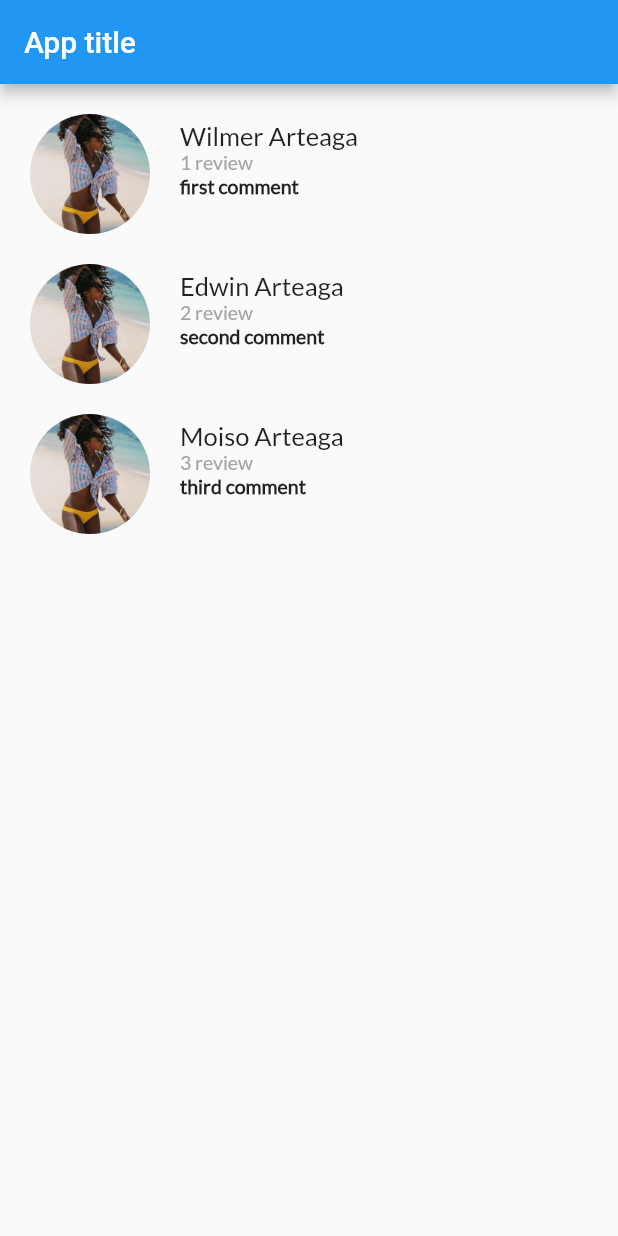
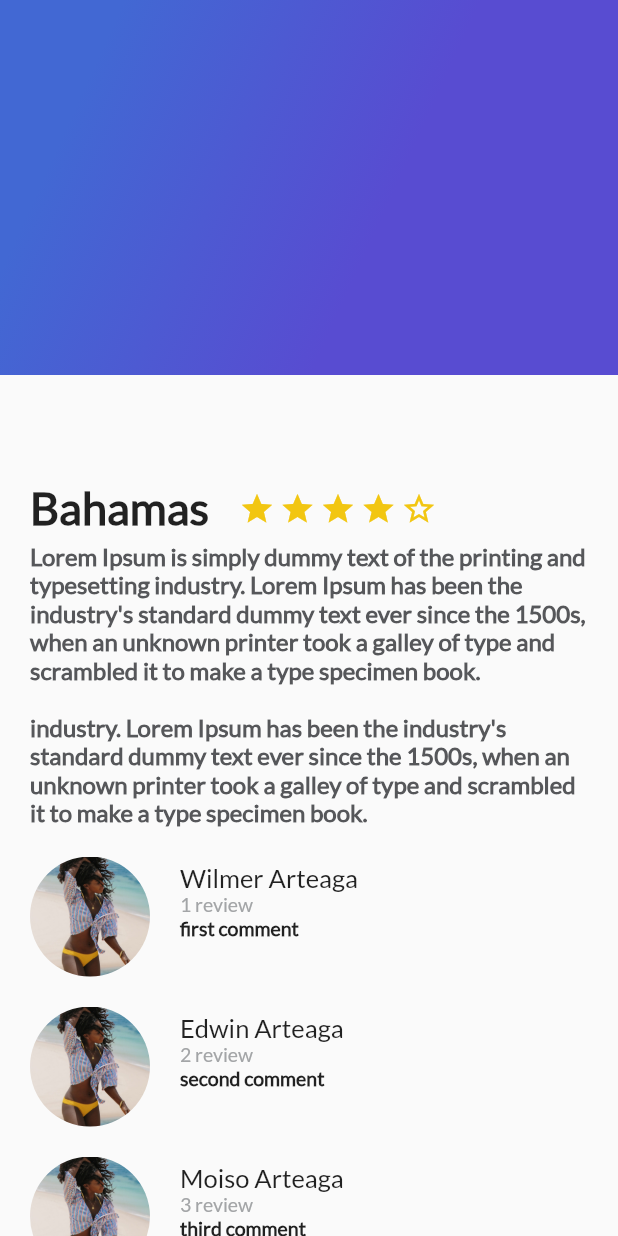
Before and after one commit to killerwilmer/flutter, a Flutter app: the screen it shows after launch, on a phone screen of 412 x 824 dp. Run offline on Flutter 3.47's test engine with Material 2 defaults, Android fonts, the phone set to English and light mode, and no system bars.

Commit message:
Added gradient back with stack

```diff
--- /dev/null
+++ b/platzi/Curso_de_Flutter/trips_app/lib/gradient_back.dart
@@ -0,0 +1,23 @@
+import 'package:flutter/material.dart';
+
+class GradientBack extends StatelessWidget {
+  @override
+  Widget build(BuildContext context) {
+    return Container(
+      height: 250.0,
+      decoration: BoxDecoration(
+        gradient: LinearGradient(
+          colors: [
+            Color(0xFF4268D3),
+            Color(0xFF584CD1)
+          ],
+          begin: FractionalOffset(0.2, 0.0),
+          end: FractionalOffset(1.0, 0.6),
+          stops: [0.0, 0.6],
+          tileMode: TileMode.clamp
+        )
+      ),
+    );
+  }
+
+}
--- a/platzi/Curso_de_Flutter/trips_app/lib/main.dart
+++ b/platzi/Curso_de_Flutter/trips_app/lib/main.dart
@@ -1,6 +1,7 @@
 import 'package:flutter/material.dart';
 import 'description_place.dart';
 import 'review-list.dart';
+import 'gradient_back.dart';
 
 void main() => runApp(MyApp());
 
@@ -22,11 +23,18 @@ class MyApp extends StatelessWidget {
         primarySwatch: Colors.blue,
       ),
       home: Scaffold(
-        appBar: AppBar(
-          title: Text("App title"),
+        //body: new DescriptionPlace("Bahamas", 4, descriptionDummy),
+        body: Stack(
+          children: <Widget>[
+            ListView(
+              children: <Widget>[
+                DescriptionPlace("Bahamas", 4, descriptionDummy),
+                ReviewList()
+              ],
+            ),
+            GradientBack()
+          ],
         ),
-        //body: new DescriptionPlace("Bahamas", 4, descriptionDummy),
-        body: ReviewList(),
       )
     );
   }
--- a/platzi/Curso_de_Flutter/trips_app/lib/review-list.dart
+++ b/platzi/Curso_de_Flutter/trips_app/lib/review-list.dart
@@ -7,9 +7,10 @@ class ReviewList extends StatelessWidget {
     return Column(
       crossAxisAlignment: CrossAxisAlignment.start,
       children: <Widget>[
-        new Review("assets/images/people.jpg", "Wilmer Arteaga", "1 review", "first comment"),
-        new Review("assets/images/people.jpg", "Edwin Arteaga", "2 review", "second comment"),
-        new Review("assets/images/people.jpg", "Moiso Arteaga", "3 review", "third comment")
+        Review("assets/images/people.jpg", "Wilmer Arteaga", "1 review", "first comment"),
+        Review("assets/images/people.jpg", "Edwin Arteaga", "2 review", "second comment"),
+        Review("assets/images/people.jpg", "Moiso Arteaga", "3 review", "third comment"),
+        Review("assets/images/people.jpg", "Flor Gaitan", "4 review", "fourth comment")
       ]
     );
   }
```
